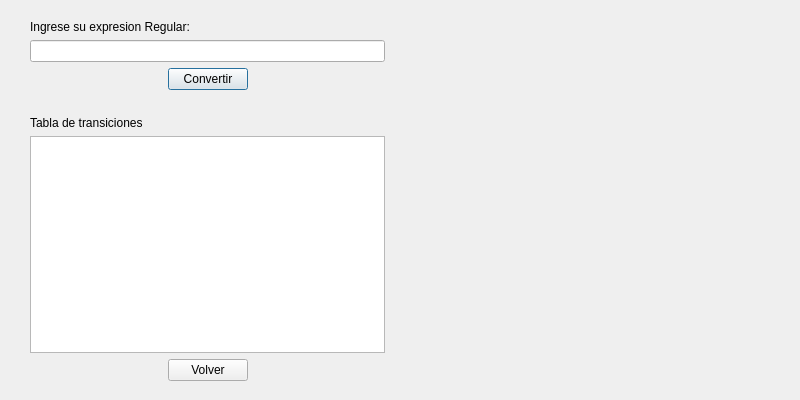
This is FiniteAutomata/regexpresion.ui in Pimed23/TC as Qt 5 draws it before an edit. The edited form follows.
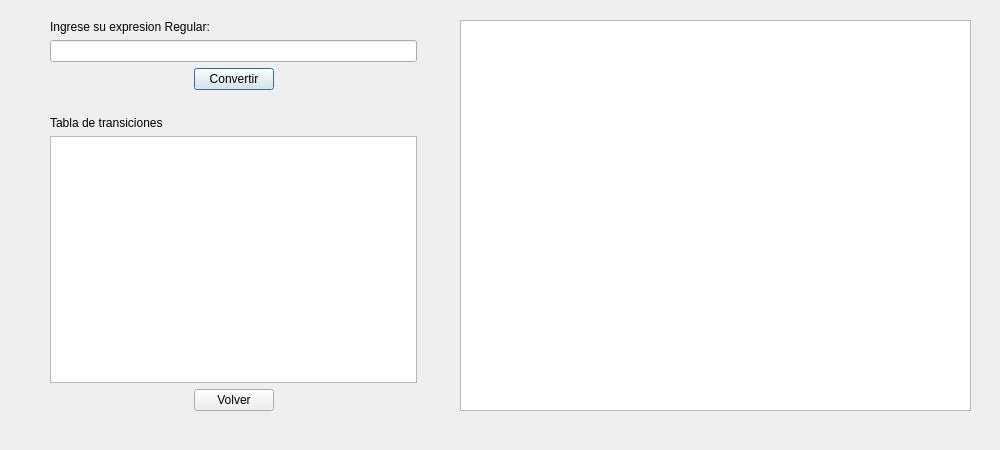
This is the edited form.

Commit message: Automata casi final

Diff of the .ui file:
```diff
--- a/FiniteAutomata/regexpresion.ui
+++ b/FiniteAutomata/regexpresion.ui
@@ -6,24 +6,32 @@
    <rect>
     <x>0</x>
     <y>0</y>
-    <width>800</width>
-    <height>400</height>
+    <width>1000</width>
+    <height>450</height>
    </rect>
   </property>
   <property name="windowTitle">
    <string>Dialog</string>
   </property>
-  <widget class="QWidget" name="layoutWidget">
+  <widget class="QGraphicsView" name="automataImage">
    <property name="geometry">
     <rect>
-     <x>30</x>
+     <x>460</x>
      <y>20</y>
-     <width>741</width>
-     <height>361</height>
+     <width>511</width>
+     <height>391</height>
     </rect>
    </property>
-   <layout class="QHBoxLayout" name="horizontalLayout_5">
-    <item>
+  </widget>
+  <widget class="QWidget" name="">
+   <property name="geometry">
+    <rect>
+     <x>50</x>
+     <y>20</y>
+     <width>367</width>
+     <height>391</height>
+    </rect>
+   </property>
      <layout class="QHBoxLayout" name="commandLayout">
       <item>
        <layout class="QVBoxLayout" name="verticalLayout_2">
@@ -81,6 +89,9 @@
             <property name="text">
              <string/>
             </property>
+          <property name="alignment">
+           <set>Qt::AlignCenter</set>
+          </property>
            </widget>
           </item>
           <item>
@@ -136,90 +147,6 @@
          </layout>
         </item>
        </layout>
-      </item>
-      <item>
-       <widget class="QLabel" name="spacer">
-        <property name="text">
-         <string/>
-        </property>
-       </widget>
-      </item>
-     </layout>
-    </item>
-    <item>
-     <widget class="QWidget" name="imageLayout" native="true">
-      <layout class="QHBoxLayout" name="horizontalSpacer_7">
-       <item>
-        <widget class="QWidget" name="horizontalLayout_4" native="true">
-         <layout class="QVBoxLayout" name="verticalLayout_3">
-          <item>
-           <spacer name="verticalSpacer">
-            <property name="orientation">
-             <enum>Qt::Vertical</enum>
-            </property>
-            <property name="sizeHint" stdset="0">
-             <size>
-              <width>20</width>
-              <height>40</height>
-             </size>
-            </property>
-           </spacer>
-          </item>
-          <item>
-           <layout class="QHBoxLayout" name="horizontalLayout_2">
-            <item>
-             <spacer name="horizontalSpacer_3">
-              <property name="orientation">
-               <enum>Qt::Horizontal</enum>
-              </property>
-              <property name="sizeHint" stdset="0">
-               <size>
-                <width>40</width>
-                <height>20</height>
-               </size>
-              </property>
-             </spacer>
-            </item>
-            <item>
-             <widget class="QLabel" name="image">
-              <property name="text">
-               <string/>
-              </property>
-             </widget>
-            </item>
-            <item>
-             <spacer name="horizontalSpacer_4">
-              <property name="orientation">
-               <enum>Qt::Horizontal</enum>
-              </property>
-              <property name="sizeHint" stdset="0">
-               <size>
-                <width>40</width>
-                <height>20</height>
-               </size>
-              </property>
-             </spacer>
-            </item>
-           </layout>
-          </item>
-          <item>
-           <spacer name="verticalSpacer_2">
-            <property name="orientation">
-             <enum>Qt::Vertical</enum>
-            </property>
-            <property name="sizeHint" stdset="0">
-             <size>
-              <width>20</width>
-              <height>40</height>
-             </size>
-            </property>
-           </spacer>
-          </item>
-         </layout>
-        </widget>
-       </item>
-      </layout>
-     </widget>
     </item>
    </layout>
   </widget>
```
Left out of the diff: 2 changed lines with no effect on the pictures. Lines whose indentation alone changed are shown as unchanged. The commit also changes 51 other files.
